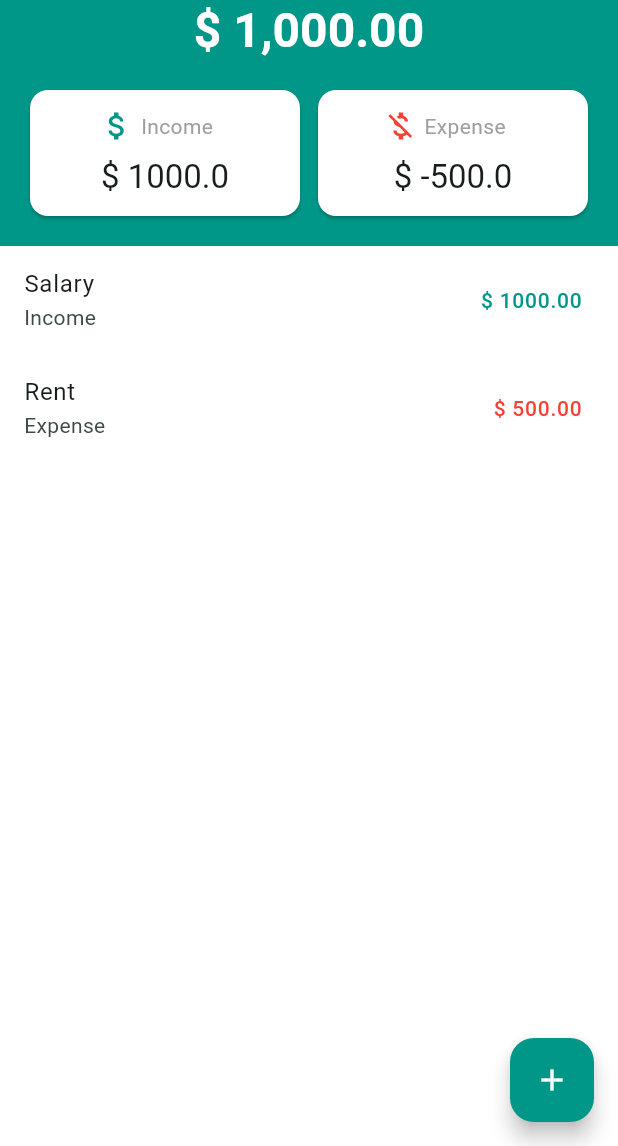
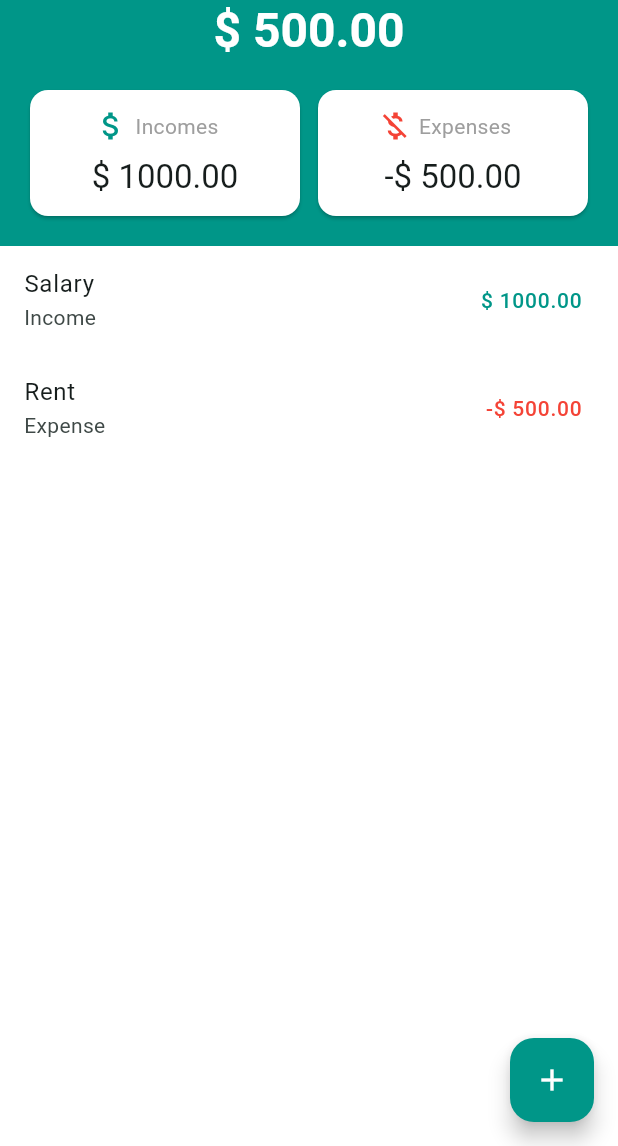
Before and after one commit to sonaiv13/money_tracker, a Flutter app: the screen it shows after launch, on a phone screen of 412 x 824 dp, the part 90-1236 px from its top. Run offline on Flutter 3.47's test engine with Material 3 defaults, Android fonts, the phone set to English and light mode, and no system bars; our stand-ins replace currency_text_input_formatter.

Commit message:
Modified header income and expenses getters

```diff
--- a/lib/view/components/home_header.dart
+++ b/lib/view/components/home_header.dart
@@ -1,4 +1,6 @@
 import 'package:flutter/material.dart';
+import 'package:money_tracker/controller/transactions_provider.dart';
+import 'package:provider/provider.dart';
 
 import '../widgets/header_card.dart';
 
@@ -10,6 +12,11 @@ class HomeHeader extends StatelessWidget {
   @override
   Widget build(BuildContext context) {
     final textTheme = Theme.of(context).textTheme;
+    final provider = Provider.of<TransactionsProvider>(context);
+    final balance = provider.getBalance();
+    final incomes = provider.getTotalIncomes();
+    final expenses = provider.getTotalExpenses();
+
     return SizedBox(
       width: double.infinity,
       child: Column(
@@ -31,7 +38,7 @@ class HomeHeader extends StatelessWidget {
                 color: Colors.white.withOpacity(0.5)),
           ),
           Text(
-            '\$ 1,000.00',
+            '\$ ${balance.toStringAsFixed(2)}',
             style:
             textTheme.headlineLarge!.copyWith(
                 fontWeight: FontWeight.bold,
@@ -39,11 +46,19 @@ class HomeHeader extends StatelessWidget {
           ),
           Padding(
             padding: const EdgeInsets.all(20.0),
-            child: const Row(
+            child: Row(
               children: [
-                HeaderCard(title: 'Income', amount: 1000.00, icon: Icon(Icons.attach_money, color: Colors.teal)),
-                SizedBox(width: 12),
-                HeaderCard(title: 'Expense', amount: -500.00, icon: Icon(Icons.money_off, color: Colors.red)),
+                HeaderCard(
+                    title: 'Incomes',
+                    amount: incomes,
+                    icon: const Icon(Icons.attach_money, color: Colors.teal)
+                ),
+                const SizedBox(width: 12),
+                HeaderCard(
+                    title: 'Expenses',
+                    amount: expenses,
+                    icon: const Icon(Icons.money_off, color: Colors.red)
+                ),
             ],),
           )
       ],),
--- a/lib/view/components/transactions_list.dart
+++ b/lib/view/components/transactions_list.dart
@@ -26,7 +26,7 @@ class TransactionsList extends StatelessWidget {
                 ? 'Income'
                 : 'Expense';
             final value = transaction.type == TransactionType.expense
-                ? '\$ ${transaction.amount.abs().toStringAsFixed(2)}'
+                ? '-\$ ${transaction.amount.abs().toStringAsFixed(2)}'
                 : '\$ ${transaction.amount.toStringAsFixed(2)}';
             final color = transaction.type == TransactionType.expense
                 ? Colors.red
--- a/lib/view/widgets/header_card.dart
+++ b/lib/view/widgets/header_card.dart
@@ -16,6 +16,11 @@ class HeaderCard extends StatelessWidget {
   @override
   Widget build(BuildContext context) {
     final textTheme = Theme.of(context).textTheme;
+
+    final formattedAmount = amount < 0
+        ? '-\$ ${amount.abs().toStringAsFixed(2)}'
+        : '\$ ${amount.toStringAsFixed(2)}';
+
     return Expanded(
       child: Card(
         margin: EdgeInsets.zero,
@@ -34,7 +39,7 @@ class HeaderCard extends StatelessWidget {
                 ],
               ),
               SizedBox(height: 8),
-              Text('\$ $amount', style: textTheme.titleLarge),
+              Text(formattedAmount, style: textTheme.titleLarge),
             ],
           ),
         ),
```
